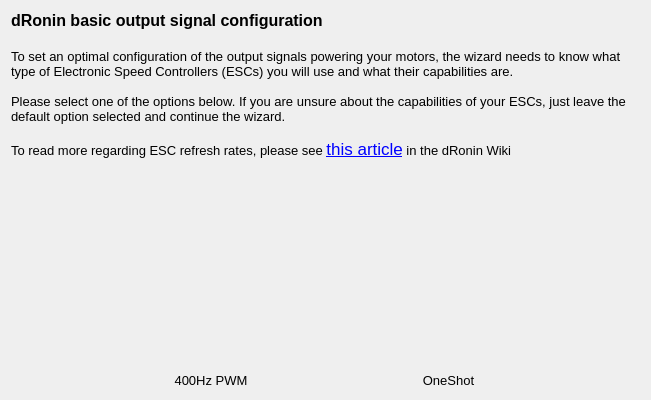
This is ground/gcs/src/plugins/setupwizard/pages/outputpage.ui in d-ronin/dRonin as Qt 5 draws it before an edit. The edited form follows.
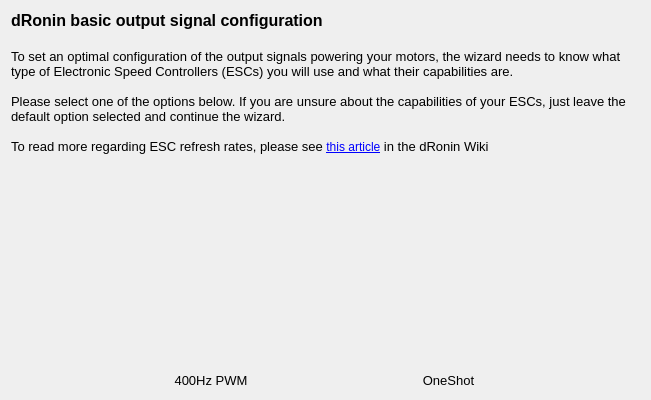
This is the edited form. Icons and pictures are not drawn.

Commit message:
GCS:SetupWizard: Rename wiki help page link
OnlineHelp: TurboPWM ESC's -> OnlineHelp: ESC Refresh Rate

```diff
--- a/ground/gcs/src/plugins/setupwizard/pages/outputpage.ui
+++ b/ground/gcs/src/plugins/setupwizard/pages/outputpage.ui
@@ -27,7 +27,7 @@
 &lt;p style=&quot;-qt-paragraph-type:empty; margin-top:0px; margin-bottom:0px; margin-left:0px; margin-right:0px; -qt-block-indent:0; text-indent:0px; font-family:'MS Shell Dlg 2'; font-size:10pt;&quot;&gt;&lt;br /&gt;&lt;/p&gt;
 &lt;p style=&quot; margin-top:0px; margin-bottom:0px; margin-left:0px; margin-right:0px; -qt-block-indent:0; text-indent:0px;&quot;&gt;&lt;span style=&quot; font-family:'MS Shell Dlg 2'; font-size:10pt;&quot;&gt;Please select one of the options below. If you are unsure about the capabilities of your ESCs, just leave the default option selected and continue the wizard.&lt;/span&gt;&lt;/p&gt;
 &lt;p style=&quot;-qt-paragraph-type:empty; margin-top:0px; margin-bottom:0px; margin-left:0px; margin-right:0px; -qt-block-indent:0; text-indent:0px; font-family:'MS Shell Dlg 2'; font-size:10pt;&quot;&gt;&lt;br /&gt;&lt;/p&gt;
-&lt;p style=&quot; margin-top:0px; margin-bottom:0px; margin-left:0px; margin-right:0px; -qt-block-indent:0; text-indent:0px;&quot;&gt;&lt;span style=&quot; font-family:'MS Shell Dlg 2'; font-size:10pt;&quot;&gt;To read more regarding ESC refresh rates, please see &lt;/span&gt;&lt;a href=&quot;https://github.com/d-ronin/dRonin/wiki/OnlineHelp:-TurboPWM-ESC's&quot;&gt;&lt;span style=&quot; font-family:'Lucida Grande'; font-size:13pt; text-decoration: underline; color:#0000ff;&quot;&gt;this article&lt;/span&gt;&lt;/a&gt;&lt;span style=&quot; font-family:'MS Shell Dlg 2'; font-size:10pt;&quot;&gt; in the dRonin Wiki&lt;/span&gt;&lt;/p&gt;&lt;/body&gt;&lt;/html&gt;</string>
+&lt;p style=&quot; margin-top:0px; margin-bottom:0px; margin-left:0px; margin-right:0px; -qt-block-indent:0; text-indent:0px;&quot;&gt;&lt;span style=&quot; font-family:'MS Shell Dlg 2'; font-size:10pt;&quot;&gt;To read more regarding ESC refresh rates, please see &lt;/span&gt;&lt;a href=&quot;https://github.com/d-ronin/dRonin/wiki/OnlineHelp:-ESC-Refresh-Rate&quot;&gt;this article&lt;/a&gt;&lt;span style=&quot; font-family:'MS Shell Dlg 2'; font-size:10pt;&quot;&gt; in the dRonin Wiki&lt;/span&gt;&lt;/p&gt;&lt;/body&gt;&lt;/html&gt;</string>
      </property>
      <property name="alignment">
       <set>Qt::AlignLeading|Qt::AlignLeft|Qt::AlignTop</set>
```
